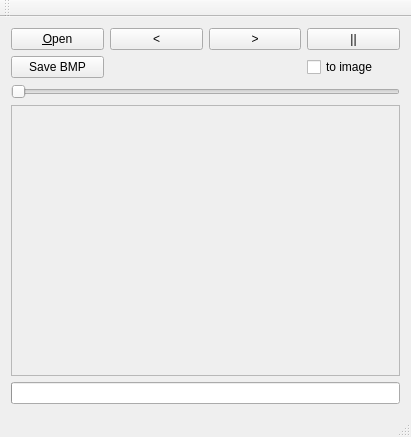
First picture: the form in src/mainwindow.ui, repository biquaternion/vrcreader, before the edit.
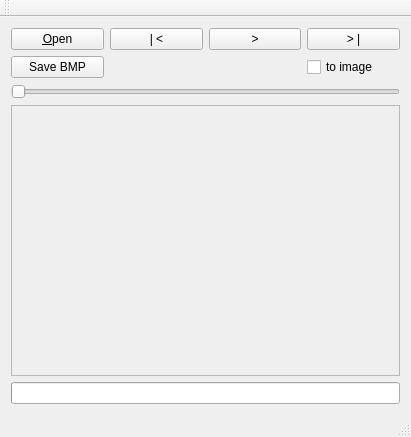
Second picture: the form after the edit.

Diff of the .ui file:
```diff
--- a/src/mainwindow.ui
+++ b/src/mainwindow.ui
@@ -34,14 +34,14 @@
       <item row="0" column="3">
        <widget class="QPushButton" name="pauseButton">
         <property name="text">
-         <string>||</string>
+         <string>&gt; |</string>
         </property>
        </widget>
       </item>
       <item row="0" column="1">
        <widget class="QPushButton" name="backButton">
         <property name="text">
-         <string>&lt;</string>
+         <string>| &lt;</string>
         </property>
        </widget>
       </item>
```
Left out of the diff: 4 changed lines with no effect on the pictures.
